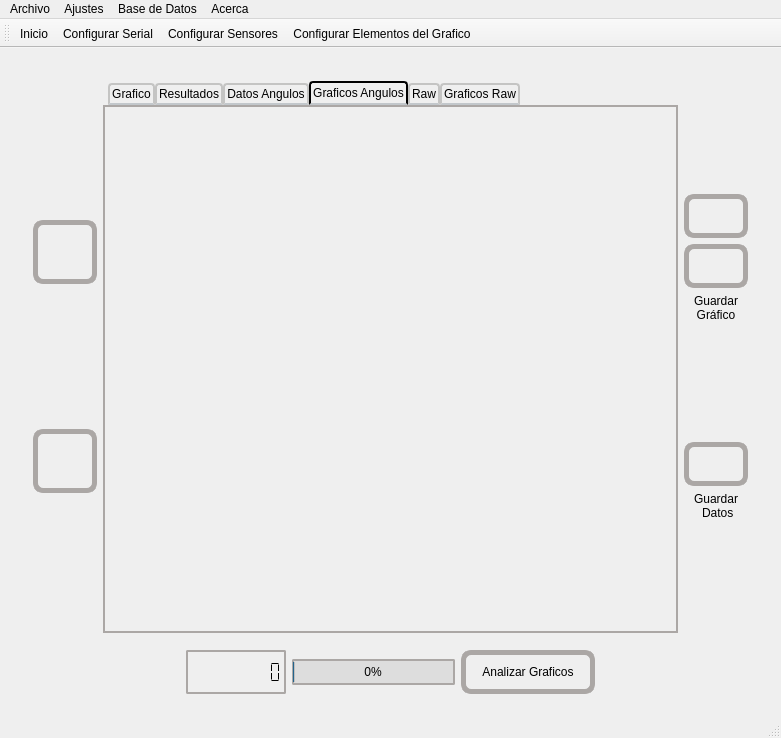
Above: mainwindow.ui from hectorda/Bio-Feedback before the change. Below: the same form after it.
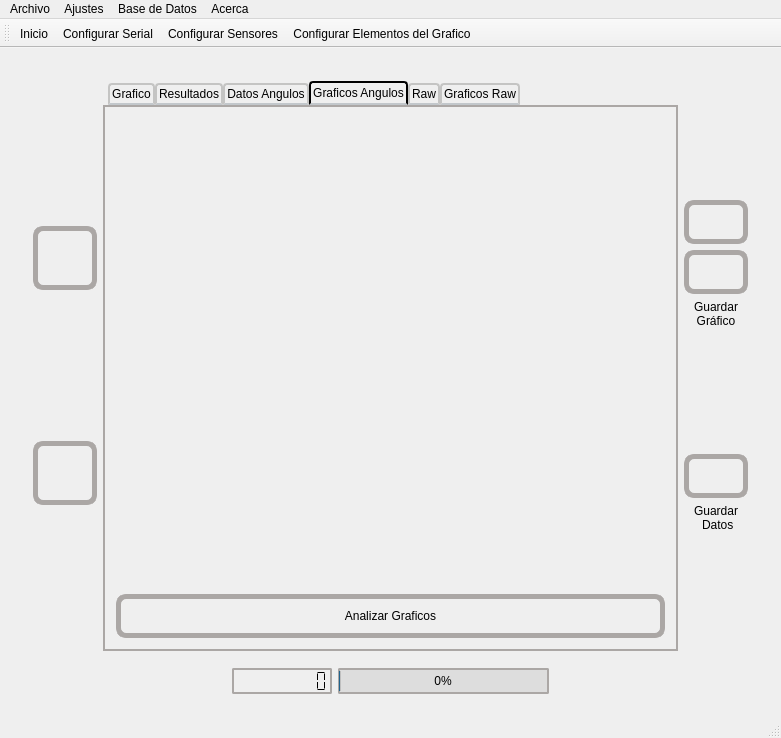
That is the form after the change. The open tabs and pages were chosen to show the change. Icons and pictures are not drawn. Custom widgets are drawn as their Qt base class.

Commit message:
Añadido Analisis del rango Grafico angulo X
-Falta el del Angulo Y, y setear los rango y
-Guardar Imagen solo guarda el Grafico Angulo X de los Angulos

Patch:
```diff
--- a/mainwindow.ui
+++ b/mainwindow.ui
@@ -1162,6 +1162,13 @@
                <string>Graficos Angulos</string>
               </attribute>
               <layout class="QGridLayout" name="gridLayout_8">
+               <item row="2" column="0">
+                <widget class="QPushButton" name="pushButtonAnalizarGraficos">
+                 <property name="text">
+                  <string>Analizar Graficos</string>
+                 </property>
+                </widget>
+               </item>
                <item row="0" column="0">
                 <widget class="QCustomPlot" name="qCustomPlotGraficosAngulos" native="true"/>
                </item>
@@ -1559,13 +1566,6 @@
             </property>
            </widget>
           </item>
-          <item>
-           <widget class="QPushButton" name="pushButtonAnalizarGraficos">
-            <property name="text">
-             <string>Analizar Graficos</string>
-            </property>
-           </widget>
-          </item>
           <item>
            <spacer name="horizontalSpacer_8">
             <property name="orientation">
```
Left out of the diff: 13 changed lines with no effect on the pictures. The commit also changes 8 other files.
